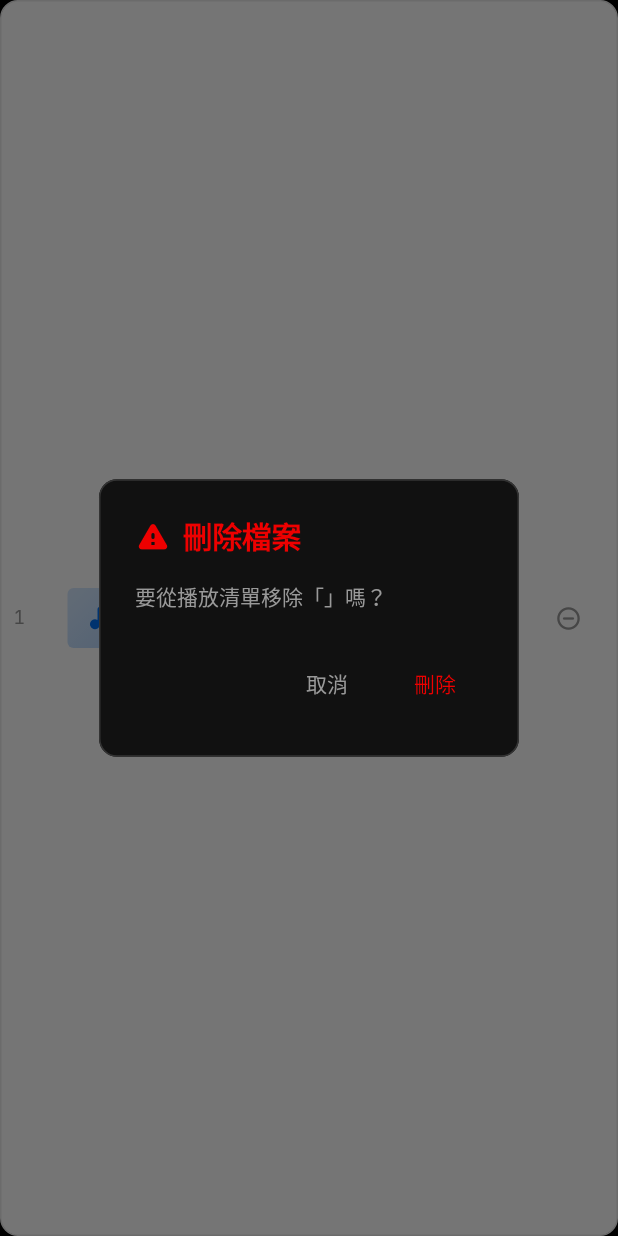
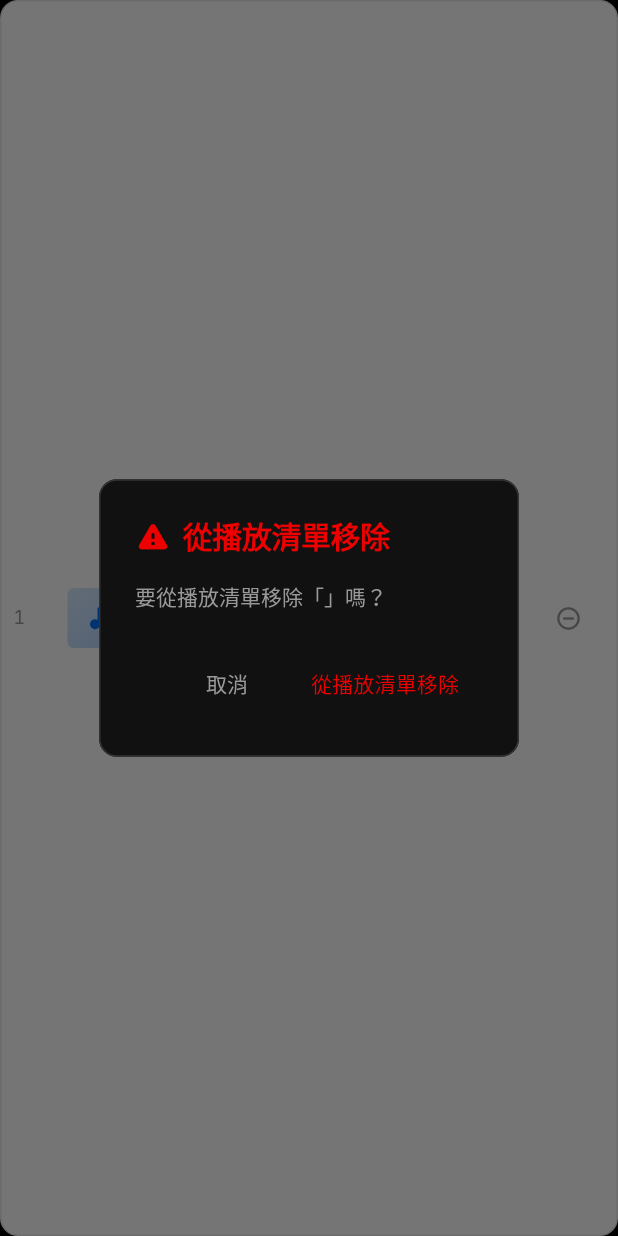
Before and after one commit to 911218sky/pulse, a Flutter app: the _TrackTile widget shown alone on an empty page, opened directly with empty values, after a tap on the "remove circle outline" icon, on a phone screen of 412 x 824 dp. Run offline on Flutter 3.47's test engine with Material 3 defaults, Android fonts, the phone set to English and light mode, and no system bars; our stand-ins replace audio_service, drift, equatable, file_picker, flutter_bloc, get_it and 3 more; missing offline and left inert: media_kit; accounts and stored records are empty; generated files the repository leaves out were written again; Roboto replaces fonts that are missing (Inter); statements that could not run were skipped; project files that could hold a hidden picture were left out.

```diff
--- a/lib/core/l10n/app_localizations.dart
+++ b/lib/core/l10n/app_localizations.dart
@@ -179,6 +179,7 @@ class AppLocalizations {
   String get create => _t.create;
   String songsCount(int n) => _t.songsCount(n);
   String deletePlaylistConfirm(String name) => _t.deletePlaylistConfirm(name);
+  String get removeFromPlaylist => _t.removeFromPlaylist;
   String removeFromPlaylistConfirm(String title) =>
       _t.removeFromPlaylistConfirm(title);
   String get addSongs => _t.addSongs;
@@ -367,6 +368,7 @@ abstract class Translations {
   String get create;
   String songsCount(int n);
   String deletePlaylistConfirm(String name);
+  String get removeFromPlaylist;
   String removeFromPlaylistConfirm(String title);
   String get addSongs;
   String get add;
--- a/lib/core/l10n/translations/en.dart
+++ b/lib/core/l10n/translations/en.dart
@@ -259,6 +259,8 @@ class EnTranslations extends Translations {
   String deletePlaylistConfirm(String name) =>
       'Delete "$name"? This cannot be undone.';
   @override
+  String get removeFromPlaylist => 'Remove from playlist';
+  @override
   String removeFromPlaylistConfirm(String title) =>
       'Remove "$title" from this playlist?';
   @override
--- a/lib/core/l10n/translations/zh_tw.dart
+++ b/lib/core/l10n/translations/zh_tw.dart
@@ -252,6 +252,8 @@ class ZhTwTranslations extends Translations {
   @override
   String deletePlaylistConfirm(String name) => '確定要刪除「$name」嗎？此操作無法復原。';
   @override
+  String get removeFromPlaylist => '從播放清單移除';
+  @override
   String removeFromPlaylistConfirm(String title) => '要從播放清單移除「$title」嗎？';
   @override
   String get addSongs => '新增歌曲';
--- a/lib/presentation/screens/playlist_detail_screen.dart
+++ b/lib/presentation/screens/playlist_detail_screen.dart
@@ -313,9 +313,9 @@ class _TrackTileState extends State<_TrackTile> {
     final l10n = AppLocalizations.of(context);
     final confirmed = await AppConfirmDialog.show(
       context,
-      title: l10n.removeFromLibrary,
+      title: l10n.removeFromPlaylist,
       message: l10n.removeFromPlaylistConfirm(widget.audioFile.displayTitle),
-      confirmLabel: l10n.delete,
+      confirmLabel: l10n.removeFromPlaylist,
       cancelLabel: l10n.cancel,
     );
 
@@ -517,7 +517,7 @@ class _TrackTileState extends State<_TrackTile> {
                   minHeight: isCompact ? 28 : 32,
                 ),
                 onPressed: _showDeleteDialog,
-                tooltip: l10n.removeFromLibrary,
+                tooltip: l10n.removeFromPlaylist,
               ),
             ],
           ),
--- a/pubspec.yaml
+++ b/pubspec.yaml
@@ -1,7 +1,7 @@
 name: pulse
 description: "A minimalist local music player with Vercel-style design"
 publish_to: 'none'
-version: 0.1.14+14
+version: 0.1.15+15
 
 environment:
   sdk: ^3.7.2
```
Also changed, not shown: 2 other files.
